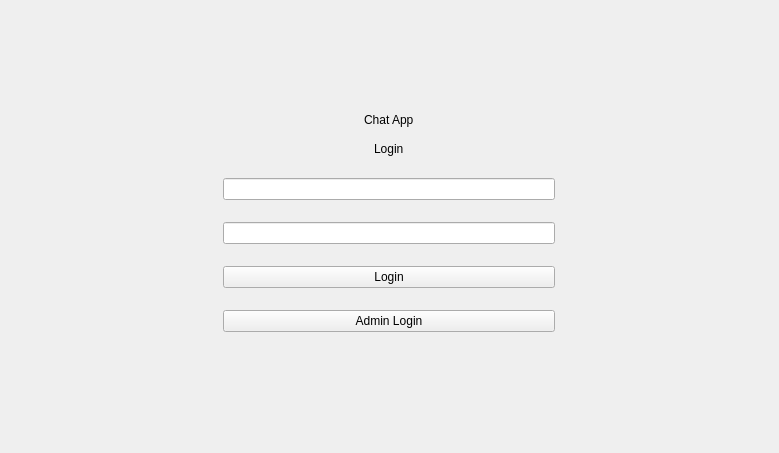
Before: the Qt Designer form forms/loginpage.ui in alberinfo-2nd/ChatappFrontend, drawn with Qt 5.
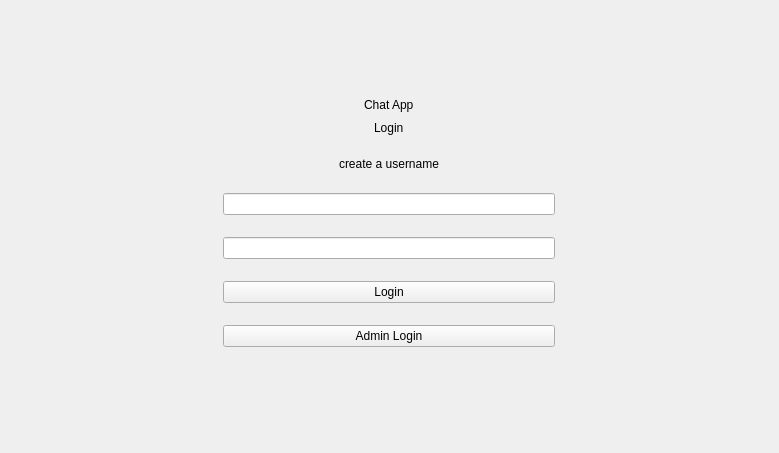
After: the same form once the commit is applied.

Commit message: Updated login spacing for UI

The edit to the form file:
```diff
--- a/forms/loginpage.ui
+++ b/forms/loginpage.ui
@@ -14,8 +14,14 @@
    <string>Form</string>
   </property>
   <layout class="QVBoxLayout" name="verticalLayout_4">
+   <property name="spacing">
+    <number>0</number>
+   </property>
    <item>
     <layout class="QVBoxLayout" name="verticalLayout">
+     <property name="spacing">
+      <number>0</number>
+     </property>
      <item>
       <spacer name="verticalSpacer">
        <property name="orientation">
@@ -31,6 +37,9 @@
      </item>
      <item>
       <layout class="QVBoxLayout" name="verticalLayout_3">
+       <property name="spacing">
+        <number>0</number>
+       </property>
        <item alignment="Qt::AlignmentFlag::AlignHCenter">
         <widget class="QLabel" name="pageTitle">
          <property name="text">
@@ -58,7 +67,7 @@
             <property name="spacing">
              <number>22</number>
             </property>
-            <item alignment="Qt::AlignmentFlag::AlignHCenter|Qt::AlignmentFlag::AlignVCenter">
+            <item alignment="Qt::AlignmentFlag::AlignHCenter">
              <widget class="QLabel" name="loginTitle">
               <property name="sizePolicy">
                <sizepolicy hsizetype="Preferred" vsizetype="Preferred">
@@ -71,8 +80,18 @@
               </property>
              </widget>
             </item>
+            <item alignment="Qt::AlignmentFlag::AlignHCenter">
+             <widget class="QLabel" name="descriptiveLabel">
+              <property name="text">
+               <string>create a username</string>
+              </property>
+             </widget>
+            </item>
             <item>
              <layout class="QVBoxLayout" name="verticalLayout_10">
+              <property name="spacing">
+               <number>22</number>
+              </property>
               <item>
                <widget class="QLineEdit" name="usernameLineEdit"/>
               </item>
```
The commit also changes 1 other file.
